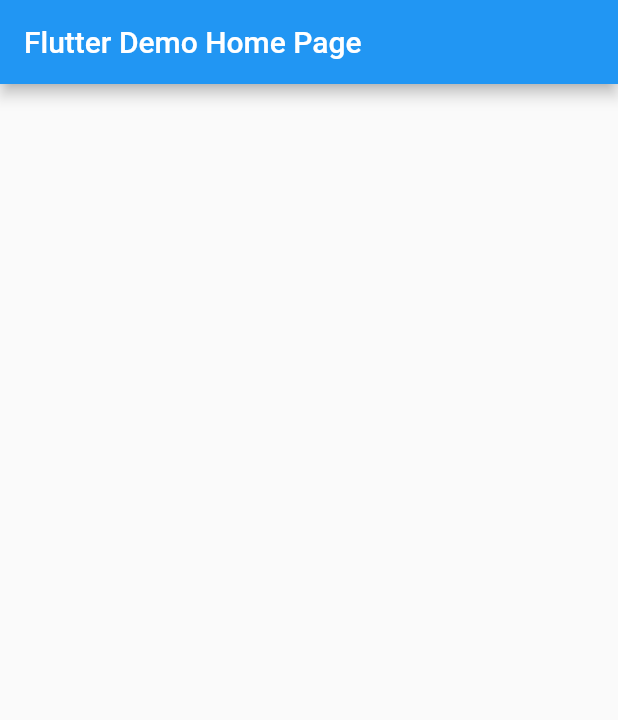
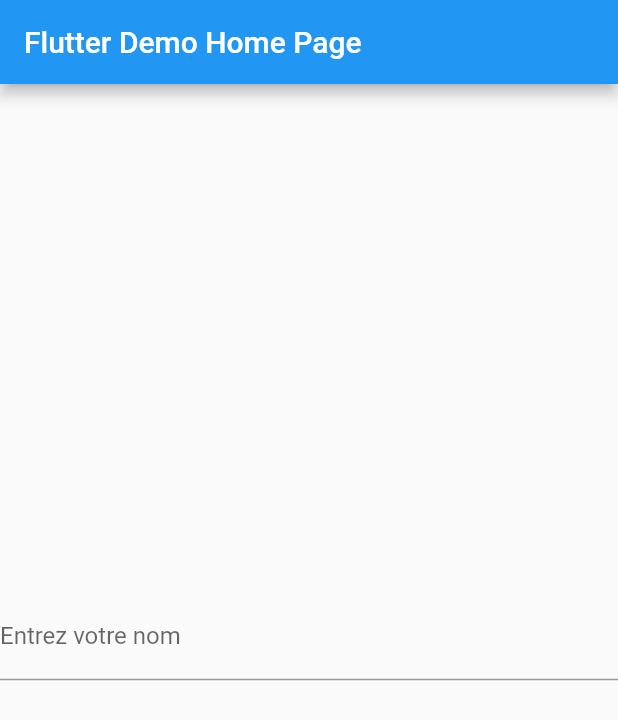
Before and after one commit to suvaAF/widgets_interact, a Flutter app: the screen it shows after launch, on a phone screen of 412 x 824 dp. Shown: the top 720 px of the screen. Run offline on Flutter 3.47's test engine with Material 2 defaults, Android fonts, the phone set to English and light mode, and no system bars.

Commit message:
MAJ fichier main

```diff
--- a/lib/main.dart
+++ b/lib/main.dart
@@ -1,3 +1,4 @@
+import 'package:flutter/foundation.dart';
 import 'package:flutter/material.dart';
 
 void main() => runApp(MyApp());
@@ -27,18 +28,50 @@ class MyHomePage extends StatefulWidget {
 
 class _MyHomePageState extends State<MyHomePage> {
 
+  String changed;
+  String submitted;
 
   @override
   Widget build(BuildContext context) {
+    return new GestureDetector(
+      onTap: () {
+        FocusScope.of(context).requestFocus(new FocusNode());
+      },
+      child: Scaffold(
+        appBar: new AppBar(
 
-    return Scaffold(
-      appBar: AppBar(
+          title: new Text(widget.title),
+        ),
+        body: new Center(
+            child: Column(
+              mainAxisAlignment: MainAxisAlignment.center,
+              children: <Widget>[
+                new TextField(
+                  keyboardType: TextInputType.number,
+                  onChanged: (String string) {
+                    setState(() {
+                      changed = string;
+                    });
+                  },
+                  onSubmitted: (String string) {
+                    setState(() {
+                      submitted = string;
+                    });
+                  },
+                  decoration: new InputDecoration(
+                      labelText: 'Entrez votre nom'
+                  ),
+                ),
+                new Text(changed ?? ''),
+                new Text(submitted ?? '')
+              ],
+            )
 
-        title: Text(widget.title),
+        ),
       ),
-      body: Center(
+    );
 
-      )
-    );
+
+
   }
 }
```
